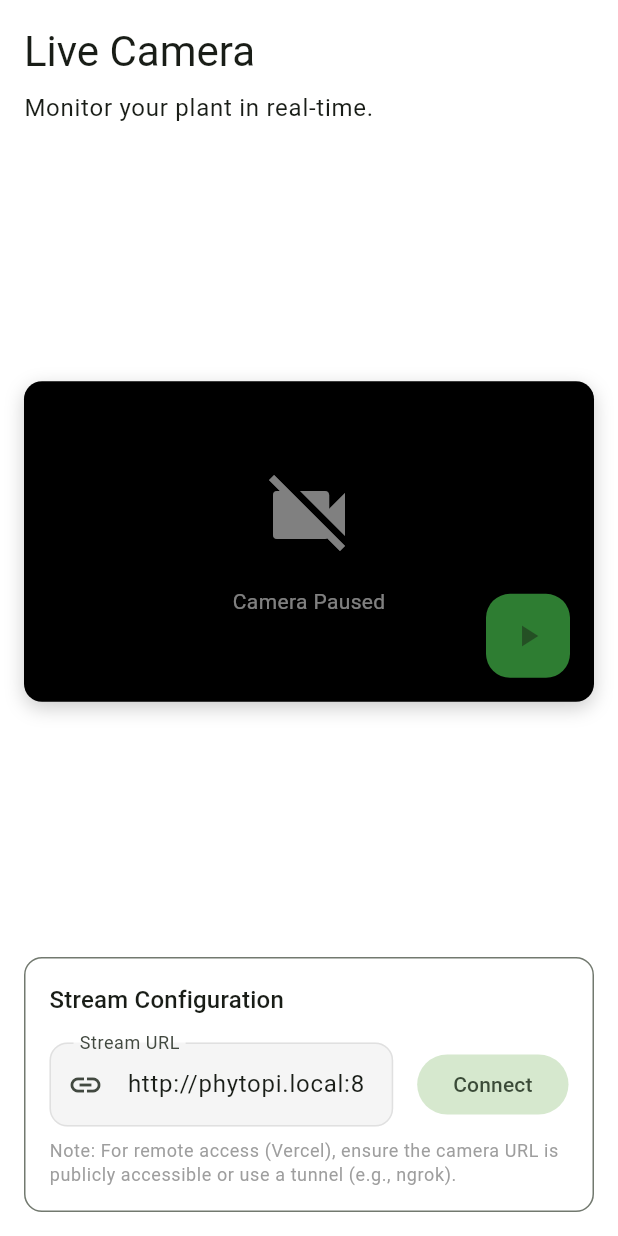
After one commit to DanielAndi/PhytoPi, a Flutter app: the CameraScreen screen opened directly, on a phone screen of 412 x 824 dp. The commit adds this screen. Run offline on Flutter 3.47's test engine with Material 3 defaults, Android fonts, the light colour scheme and no system bars; our stand-ins replace fl_chart, supabase_flutter, syncfusion_flutter_gauges; accounts and stored records are empty.

Commit message:
Add live camera streaming feature (dashboard screen and python script)

```diff
--- /dev/null
+++ b/dashboard/lib/features/dashboard/screens/camera_screen.dart
@@ -0,0 +1,211 @@
+import 'package:flutter/material.dart';
+import 'package:provider/provider.dart';
+import '../../auth/providers/auth_provider.dart';
+
+class CameraScreen extends StatefulWidget {
+  const CameraScreen({super.key});
+
+  @override
+  State<CameraScreen> createState() => _CameraScreenState();
+}
+
+class _CameraScreenState extends State<CameraScreen> {
+  // Default to a placeholder or a local IP if known.
+  // In a real app, this should be stored in the device config or settings.
+  final TextEditingController _urlController = TextEditingController(text: 'http://phytopi.local:8000/stream.mjpg');
+  bool _isPlaying = false;
+  String _currentUrl = '';
+
+  @override
+  void initState() {
+    super.initState();
+    _currentUrl = _urlController.text;
+  }
+
+  @override
+  void dispose() {
+    _urlController.dispose();
+    super.dispose();
+  }
+
+  void _togglePlay() {
+    setState(() {
+      if (_isPlaying) {
+        _isPlaying = false;
+      } else {
+        _currentUrl = _urlController.text;
+        _isPlaying = true;
+      }
+    });
+  }
+
+  @override
+  Widget build(BuildContext context) {
+    final theme = Theme.of(context);
+
+    return Scaffold(
+      body: Padding(
+        padding: const EdgeInsets.all(16.0),
+        child: Column(
+          crossAxisAlignment: CrossAxisAlignment.start,
+          children: [
+            Text(
+              'Live Camera',
+              style: theme.textTheme.headlineMedium,
+            ),
+            const SizedBox(height: 8),
+            Text(
+              'Monitor your plant in real-time.',
+              style: theme.textTheme.bodyLarge,
+            ),
+            const SizedBox(height: 24),
+
+            // Camera Viewport
+            Expanded(
+              child: Center(
+                child: Container(
+                  constraints: const BoxConstraints(maxWidth: 800),
+                  decoration: BoxDecoration(
+                    color: Colors.black,
+                    borderRadius: BorderRadius.circular(12),
+                    boxShadow: [
+                      BoxShadow(
+                        color: Colors.black.withOpacity(0.2),
+                        blurRadius: 10,
+                        offset: const Offset(0, 4),
+                      ),
+                    ],
+                  ),
+                  clipBehavior: Clip.antiAlias,
+                  child: AspectRatio(
+                    aspectRatio: 16 / 9,
+                    child: Stack(
+                      fit: StackFit.expand,
+                      children: [
+                        if (_isPlaying)
+                          Image.network(
+                            _currentUrl,
+                            fit: BoxFit.contain,
+                            errorBuilder: (context, error, stackTrace) {
+                              return Center(
+                                child: Column(
+                                  mainAxisSize: MainAxisSize.min,
+                                  children: [
+                                    const Icon(Icons.error_outline, color: Colors.red, size: 48),
+                                    const SizedBox(height: 16),
+                                    Text(
+                                      'Connection Failed',
+                                      style: TextStyle(color: Colors.white.withOpacity(0.8)),
+                                    ),
+                                    const SizedBox(height: 8),
+                                    Text(
+                                      'Check URL and ensure camera is running',
+                                      style: TextStyle(color: Colors.white.withOpacity(0.6), fontSize: 12),
+                                    ),
+                                  ],
+                                ),
+                              );
+                            },
+                            loadingBuilder: (context, child, loadingProgress) {
+                              if (loadingProgress == null) return child;
+                              return Center(
+                                child: CircularProgressIndicator(
+                                  value: loadingProgress.expectedTotalBytes != null
+                                      ? loadingProgress.cumulativeBytesLoaded /
+                                        loadingProgress.expectedTotalBytes!
+                                      : null,
+                                ),
+                              );
+                            },
+                            // Force reload by adding timestamp if needed, but for MJPEG stream it should just keep open.
+                            // Note: Image.network on Web supports MJPEG natively.
+                            // On Mobile it might just show the first frame or fail depending on implementation.
+                            // For "work once deployed in vercel" (Web), this is the standard approach.
+                          )
+                        else
+                          Center(
+                            child: Column(
+                              mainAxisSize: MainAxisSize.min,
+                              children: [
+                                Icon(Icons.videocam_off, color: Colors.white.withOpacity(0.5), size: 64),
+                                const SizedBox(height: 16),
+                                Text(
+                                  'Camera Paused',
+                                  style: TextStyle(color: Colors.white.withOpacity(0.5)),
+                                ),
+                              ],
+                            ),
+                          ),
+
+                        // Overlay Controls
+                        Positioned(
+                          bottom: 16,
+                          right: 16,
+                          child: FloatingActionButton(
+                            onPressed: _togglePlay,
+                            backgroundColor: theme.primaryColor,
+                            child: Icon(_isPlaying ? Icons.stop : Icons.play_arrow),
+                          ),
+                        ),
+                      ],
+                    ),
+                  ),
+                ),
+              ),
+            ),
+
+            const SizedBox(height: 24),
+
+            // Settings / URL Input
+            Container(
+              constraints: const BoxConstraints(maxWidth: 800),
+              padding: const EdgeInsets.all(16),
+              decoration: BoxDecoration(
+                color: theme.cardColor,
+                borderRadius: BorderRadius.circular(12),
+                border: Border.all(color: theme.dividerColor),
+              ),
+              child: Column(
+                crossAxisAlignment: CrossAxisAlignment.start,
+                children: [
+                  Text('Stream Configuration', style: theme.textTheme.titleMedium),
+                  const SizedBox(height: 16),
+                  Row(
+                    children: [
+                      Expanded(
+                        child: TextField(
+                          controller: _urlController,
+                          decoration: const InputDecoration(
+                            labelText: 'Stream URL',
+                            hintText: 'http://<IP>:8000/stream.mjpg',
+                            border: OutlineInputBorder(),
+                            prefixIcon: Icon(Icons.link),
+                          ),
+                        ),
+                      ),
+                      const SizedBox(width: 16),
+                      FilledButton.tonal(
+                        onPressed: _isPlaying ? null : () {
+                          setState(() {
+                            _currentUrl = _urlController.text;
+                            _isPlaying = true;
+                          });
+                        },
+                        child: const Text('Connect'),
+                      ),
+                    ],
+                  ),
+                  const SizedBox(height: 8),
+                  Text(
+                    'Note: For remote access (Vercel), ensure the camera URL is publicly accessible or use a tunnel (e.g., ngrok).',
+                    style: theme.textTheme.bodySmall?.copyWith(color: Colors.grey),
+                  ),
+                ],
+              ),
+            ),
+          ],
+        ),
+      ),
+    );
+  }
+}
--- a/dashboard/lib/features/dashboard/screens/dashboard_screen.dart
+++ b/dashboard/lib/features/dashboard/screens/dashboard_screen.dart
@@ -12,6 +12,7 @@ import '../providers/device_provider.dart';
 import 'charts_screen.dart';
 import 'alerts_screen.dart';
 import 'devices_screen.dart';
+import 'camera_screen.dart';
 import 'ai_health_screen.dart';
 import '../../settings/screens/profile_screen.dart';
 import '../../support/screens/help_support_screen.dart';
@@ -134,6 +135,7 @@ class _DashboardScreenState extends State<DashboardScreen> {
           const DevicesScreen(),
           const ChartsScreen(),
           const AlertsScreen(),
+          const CameraScreen(),
         ],
       ),
       bottomNavigationBar: BottomNavigationBar(
@@ -145,6 +147,7 @@ class _DashboardScreenState extends State<DashboardScreen> {
           BottomNavigationBarItem(icon: Icon(Icons.devices), label: 'Devices'),
           BottomNavigationBarItem(icon: Icon(Icons.bar_chart), label: 'Charts'),
           BottomNavigationBarItem(icon: Icon(Icons.notifications), label: 'Alerts'),
+          BottomNavigationBarItem(icon: Icon(Icons.videocam), label: 'Camera'),
         ],
       ),
     );
@@ -252,6 +255,11 @@ class _DashboardScreenState extends State<DashboardScreen> {
                 label: Text('Alerts'),
               ),
               NavigationRailDestination(
+                icon: Icon(Icons.videocam_outlined),
+                selectedIcon: Icon(Icons.videocam),
+                label: Text('Camera'),
+              ),
+              NavigationRailDestination(
                 icon: Icon(Icons.person_outline),
                 selectedIcon: Icon(Icons.person),
                 label: Text('Profile'),
@@ -267,6 +275,7 @@ class _DashboardScreenState extends State<DashboardScreen> {
                 const DevicesScreen(),
                 const ChartsScreen(),
                 const AlertsScreen(),
+                const CameraScreen(),
                 _buildProfileView(context),
               ],
             ),
```
Also changed, not shown: 1 other file.
